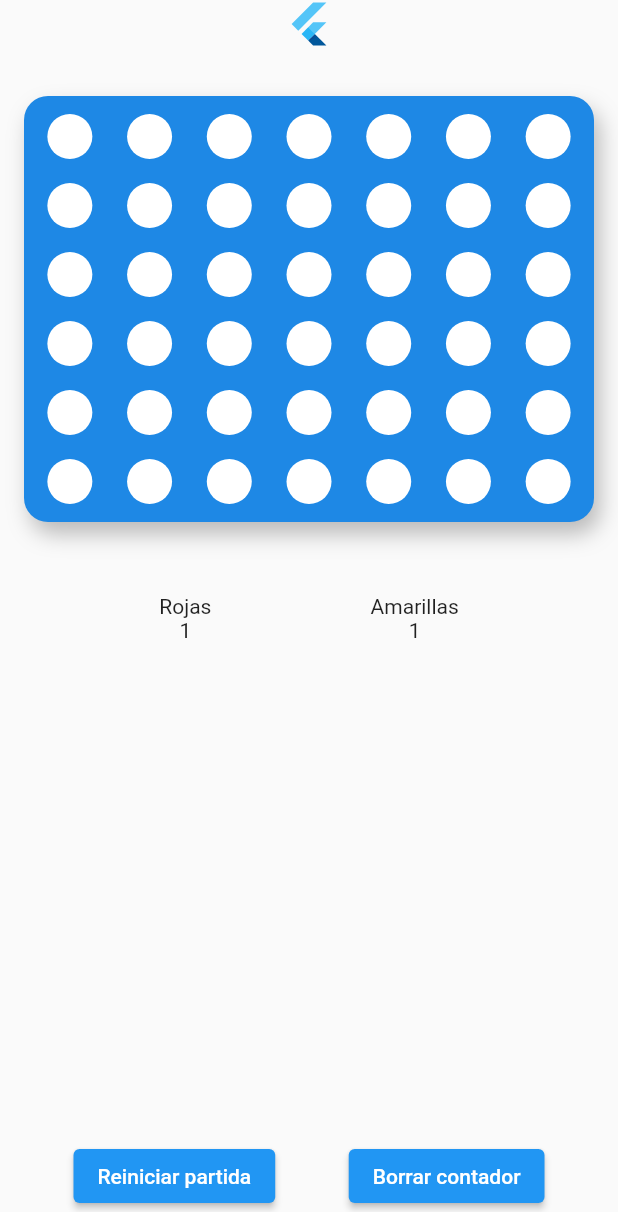
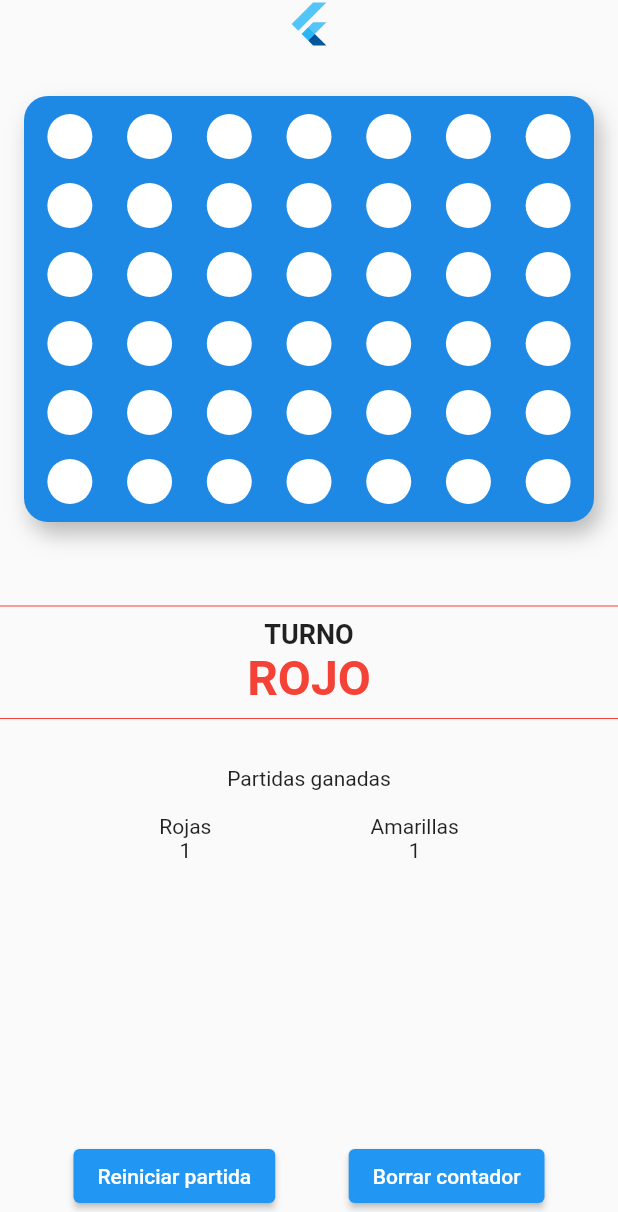
Before and after one commit to SanabriaDDi/conect4, a Flutter app: the screen it shows after launch, after a tap on "Reiniciar partida", on a phone screen of 412 x 824 dp, the part 24-1236 px from its top. Run offline on Flutter 3.47's test engine with Material 2 defaults, Android fonts, the phone set to English and light mode, and no system bars; our stand-ins replace flutter_bloc.

Commit message:
Añade gestor de estado Cubit
Construye tablero en base al gestor de estado.

Alterna turno entre jugador rojo y amarillo.

Actualiza lista de fichas del tablero con el color del jugador que
realizó su turno en la columna seleccionada.

```diff
--- /dev/null
+++ b/lib/ui/home/board_cubit.dart
@@ -0,0 +1,67 @@
+import 'package:flutter_bloc/flutter_bloc.dart';
+
+enum PlayerTurn { redPlayer, yellowPlayer }
+
+enum CircleOwner { free, redPlayer, yellowPlayer }
+
+class BoardState {
+  final PlayerTurn playerTurn;
+  final List<List<CircleOwner>> board;
+  static const int boardHeight = 6;
+  static const int boardWidth = 7;
+
+  BoardState(
+      {this.playerTurn = PlayerTurn.redPlayer, List<List<CircleOwner>>? board})
+      : board = board ?? [];
+
+  BoardState copyWith({
+    PlayerTurn? playerTurn,
+    List<List<CircleOwner>>? board,
+  }) =>
+      BoardState(
+        playerTurn: playerTurn ?? this.playerTurn,
+        board: board ?? this.board,
+      );
+}
+
+class BoardCubit extends Cubit<BoardState> {
+  BoardCubit() : super(BoardState());
+
+  void initialBoard() {
+    final List<List<CircleOwner>> board = [];
+
+    for (int boardColumnPosition = 0;
+        boardColumnPosition < BoardState.boardWidth;
+        boardColumnPosition++) {
+      board.add(List.filled(BoardState.boardHeight, CircleOwner.free));
+    }
+
+    emit(state.copyWith(board: board, playerTurn: PlayerTurn.redPlayer));
+  }
+
+  void updateChip({
+    required int columnPositionX,
+  }) {
+    final columnToUpdate = state.board[columnPositionX];
+
+    for (int i = columnToUpdate.length - 1; i >= 0; i--) {
+      final chip = columnToUpdate[i];
+
+      if (chip == CircleOwner.free) {
+        PlayerTurn playerTurn = state.playerTurn;
+        late final PlayerTurn newPlayerTurn;
+        if (playerTurn == PlayerTurn.redPlayer) {
+          columnToUpdate[i] = CircleOwner.redPlayer;
+          newPlayerTurn = PlayerTurn.yellowPlayer;
+        }
+        if (playerTurn == PlayerTurn.yellowPlayer) {
+          columnToUpdate[i] = CircleOwner.yellowPlayer;
+          newPlayerTurn = PlayerTurn.redPlayer;
+        }
+
+        emit(state.copyWith(board: state.board, playerTurn: newPlayerTurn));
+        break;
+      }
+    }
+  }
+}
--- a/lib/ui/home/home_page.dart
+++ b/lib/ui/home/home_page.dart
@@ -1,5 +1,7 @@
+import 'package:conect4/ui/home/board_cubit.dart';
 import 'package:conect4/ui/home/widgets/index.dart';
 import 'package:flutter/material.dart';
+import 'package:flutter_bloc/flutter_bloc.dart';
 
 class HomePage extends StatelessWidget {
   const HomePage({Key? key}) : super(key: key);
@@ -8,7 +10,9 @@ class HomePage extends StatelessWidget {
   Widget build(BuildContext context) {
     final paddingNotificationsBar = MediaQuery.of(context).padding.top;
 
-    return Scaffold(
+    return BlocProvider(
+      create: (context) => BoardCubit()..initialBoard(),
+      child: Scaffold(
         body: Stack(
           children: [
             Container(
@@ -34,6 +38,7 @@ class HomePage extends StatelessWidget {
             ),
           ],
         ),
+      ),
     );
   }
 }
--- a/lib/ui/home/widgets/action_buttons.dart
+++ b/lib/ui/home/widgets/action_buttons.dart
@@ -1,4 +1,6 @@
+import 'package:conect4/ui/home/board_cubit.dart';
 import 'package:flutter/material.dart';
+import 'package:flutter_bloc/flutter_bloc.dart';
 
 class ActionButtons extends StatelessWidget {
   const ActionButtons({Key? key}) : super(key: key);
@@ -9,7 +11,7 @@ class ActionButtons extends StatelessWidget {
       mainAxisAlignment: MainAxisAlignment.spaceEvenly,
       children: [
         ElevatedButton(
-          onPressed: () {},
+          onPressed: () => context.read<BoardCubit>().initialBoard(),
           child: const Text('Reiniciar partida'),
         ),
         ElevatedButton(
--- a/lib/ui/home/widgets/board_game.dart
+++ b/lib/ui/home/widgets/board_game.dart
@@ -1,4 +1,8 @@
+import 'package:conect4/ui/home/board_cubit.dart';
 import 'package:flutter/material.dart';
+import 'package:flutter_bloc/flutter_bloc.dart';
+
+enum Owner { red, yellow, free }
 
 class BoardGame extends StatelessWidget {
   const BoardGame({Key? key}) : super(key: key);
@@ -19,43 +23,48 @@ class BoardGame extends StatelessWidget {
       ),
       margin: const EdgeInsets.all(16),
       padding: const EdgeInsets.all(4),
-      child: Row(
-        mainAxisAlignment: MainAxisAlignment.spaceEvenly,
-        children: const [
-          Expanded(child: BoardColumn()),
-          Expanded(child: BoardColumn()),
-          Expanded(child: BoardColumn()),
-          Expanded(child: BoardColumn()),
-          Expanded(child: BoardColumn()),
-          Expanded(child: BoardColumn()),
-          Expanded(child: BoardColumn()),
-        ],
+      child: BlocBuilder<BoardCubit, BoardState>(
+        builder: (context, state) {
+          return Row(
+            mainAxisAlignment: MainAxisAlignment.spaceEvenly,
+            children: state.board
+                .map((e) => Expanded(
+                      child: InkWell(
+                        child: BoardColumn(
+                          column: e,
+                        ),
+                        onTap: () {
+                          context.read<BoardCubit>().updateChip(
+                              columnPositionX: state.board.indexOf(e));
+                        },
+                      ),
+                    ))
+                .toList(),
+          );
+        },
       ),
     );
   }
 }
 
 class BoardColumn extends StatelessWidget {
-  const BoardColumn({Key? key}) : super(key: key);
+  const BoardColumn({Key? key, required this.column}) : super(key: key);
+
+  final List<CircleOwner> column;
 
   @override
   Widget build(BuildContext context) {
     return Column(
       mainAxisSize: MainAxisSize.min,
-      children: const [
-        FreeSpaceCircle(),
-        FreeSpaceCircle(),
-        FreeSpaceCircle(),
-        FreeSpaceCircle(),
-        FreeSpaceCircle(),
-        FreeSpaceCircle(),
-      ],
+      children: column.map((owner) => Chip(owner: owner)).toList(),
     );
   }
 }
 
-class FreeSpaceCircle extends StatelessWidget {
-  const FreeSpaceCircle({Key? key}) : super(key: key);
+class Chip extends StatelessWidget {
+  const Chip({Key? key, required this.owner}) : super(key: key);
+
+  final CircleOwner owner;
 
   @override
   Widget build(BuildContext context) {
@@ -65,7 +74,11 @@ class FreeSpaceCircle extends StatelessWidget {
       width: 30,
       decoration: BoxDecoration(
         borderRadius: BorderRadius.circular(32),
-        color: Colors.white,
+        color: owner == CircleOwner.yellowPlayer
+            ? Colors.yellow
+            : owner == CircleOwner.redPlayer
+                ? Colors.red
+                : Colors.white,
       ),
     );
   }
--- a/lib/ui/home/widgets/counter_points.dart
+++ b/lib/ui/home/widgets/counter_points.dart
@@ -1,11 +1,60 @@
+import 'package:conect4/ui/home/board_cubit.dart';
 import 'package:flutter/material.dart';
+import 'package:flutter_bloc/flutter_bloc.dart';
 
 class CounterPoints extends StatelessWidget {
   const CounterPoints({Key? key}) : super(key: key);
 
   @override
   Widget build(BuildContext context) {
-    return Row(
+    return BlocBuilder<BoardCubit, BoardState>(
+      builder: (context, state) {
+        return Column(
+          children: [
+            Divider(
+              color: state.playerTurn == PlayerTurn.redPlayer
+                  ? Colors.red
+                  : Colors.yellow,
+            ),
+            Row(
+              mainAxisSize: MainAxisSize.max,
+              mainAxisAlignment: MainAxisAlignment.center,
+              children: [
+                Column(
+                  children: [
+                    const Text(
+                      'TURNO',
+                      style: TextStyle(
+                        fontSize: 18,
+                        fontWeight: FontWeight.bold,
+                      ),
+                    ),
+                    Text(
+                      state.playerTurn == PlayerTurn.redPlayer
+                          ? 'ROJO'
+                          : 'AMARILLO',
+                      style: TextStyle(
+                          color: state.playerTurn == PlayerTurn.redPlayer
+                              ? Colors.red
+                              : Colors.yellow,
+                          fontWeight: FontWeight.bold,
+                          fontSize: 32),
+                    ),
+                  ],
+                ),
+              ],
+            ),
+            Divider(
+              color: state.playerTurn == PlayerTurn.redPlayer
+                  ? Colors.red
+                  : Colors.yellow,
+            ),
+            const SizedBox(height: 24),
+            Column(
+              children: [
+                const Text('Partidas ganadas'),
+                const SizedBox(height: 16),
+                Row(
                   mainAxisAlignment: MainAxisAlignment.spaceEvenly,
                   children: [
                     Column(
@@ -21,6 +70,12 @@ class CounterPoints extends StatelessWidget {
                       ],
                     ),
                   ],
+                ),
+              ],
+            ),
+          ],
+        );
+      },
     );
   }
 }
--- a/pubspec.yaml
+++ b/pubspec.yaml
@@ -29,6 +29,7 @@ environment:
 dependencies:
   flutter:
     sdk: flutter
+  flutter_bloc: ^8.1.1
 
 
   # The following adds the Cupertino Icons font to your application.
```
Also changed, not shown: pubspec.lock. Lines whose indentation alone changed are shown as unchanged.
